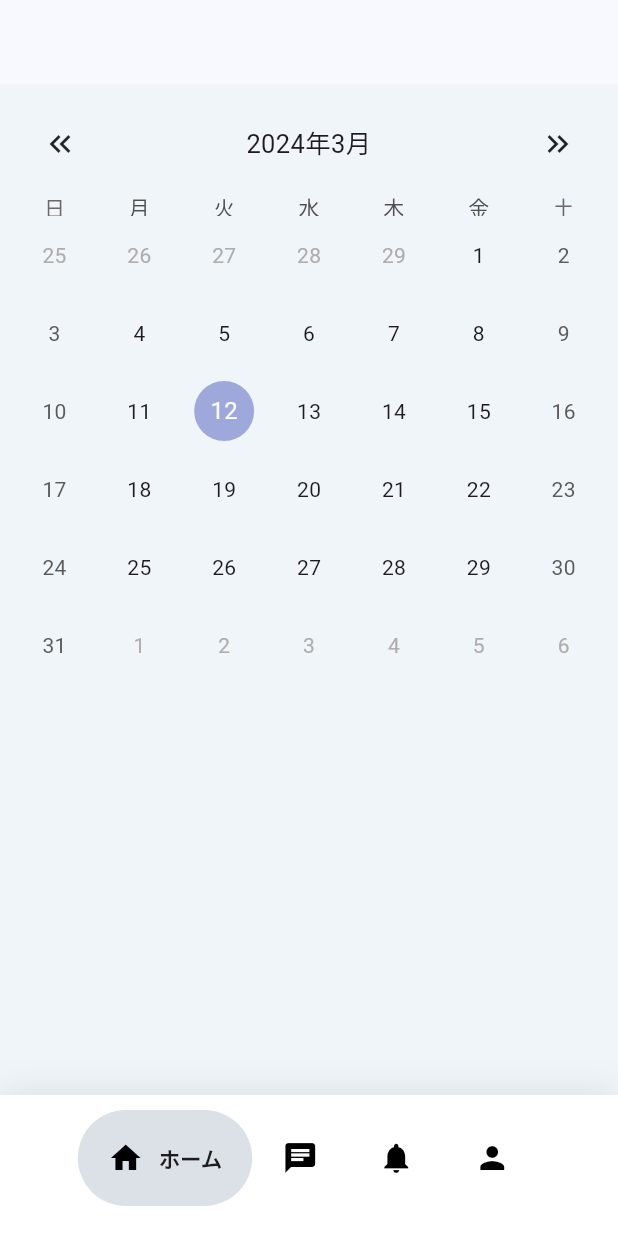
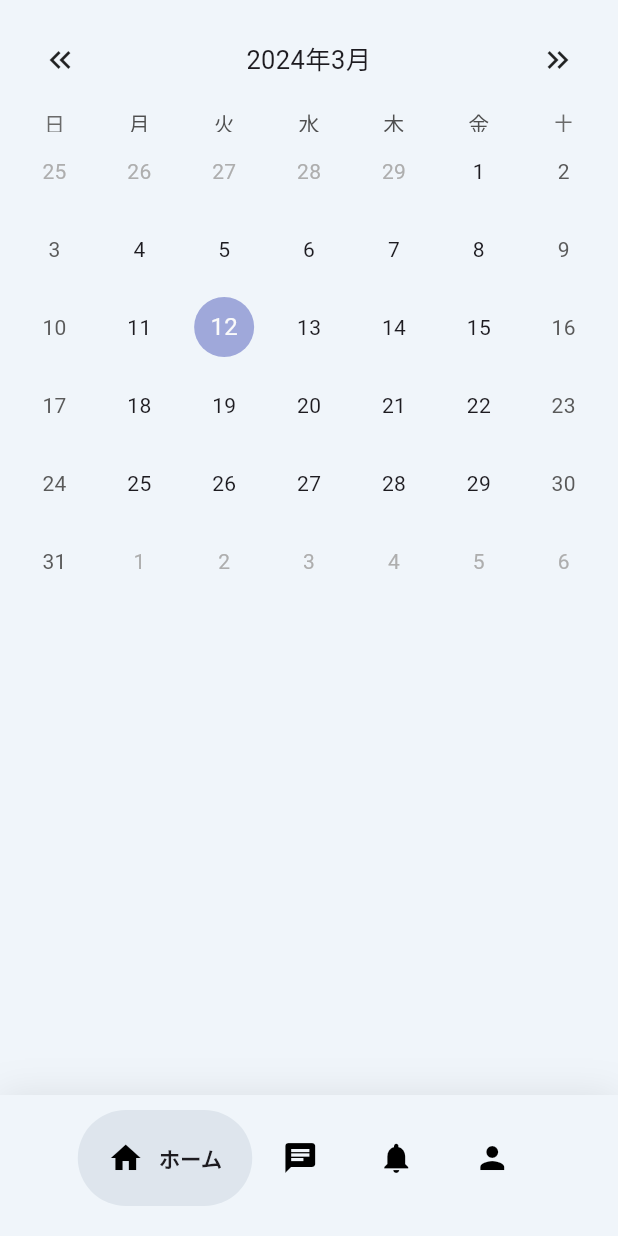
Before and after one commit to KTT-Projects/shine_portal, a Flutter app: the screen it shows once a user with an empty profile is signed in, on a phone screen of 412 x 824 dp. Run offline on Flutter 3.47's test engine with Material 3 defaults, Android fonts, the phone set to English and light mode, and no system bars; drawn by our look-alikes of google_nav_bar, table_calendar; our stand-ins replace firebase_auth, firebase_core, google_fonts, loading_animation_widget; accounts and stored records are empty; network calls fail.

Commit message:
change color to relative

```diff
--- a/lib/main.dart
+++ b/lib/main.dart
@@ -22,9 +22,19 @@ class MyApp extends StatelessWidget {
     return MaterialApp(
       debugShowCheckedModeBanner: false,
       theme: ThemeData(
-        colorScheme: ColorScheme.fromSeed(seedColor: const Color(0xFF3E5C79)),
+        colorScheme: ColorScheme.fromSeed(
+          seedColor: const Color(0xFF3E5C79),
+          primary: const Color(0xFF3E5C79),
+          background: const Color(0xFFF0F5FA),
+        ),
         // fontFamily: GoogleFonts.mPlus1p().fontFamily,
         textTheme: GoogleFonts.mPlus1pTextTheme(),
+      ),
+      darkTheme: ThemeData(
+        colorScheme: ColorScheme.fromSeed(
+          seedColor: const Color(0xFF3E5C79),
+          brightness: Brightness.dark,
+        ),
       ),
       home: const MainPage(),
     );
--- a/lib/pages/home_page.dart
+++ b/lib/pages/home_page.dart
@@ -34,12 +34,15 @@ class _HomePageState extends State<HomePage> {
     String userId = user.email!.replaceAll('@shine.com', '');
 
     return Scaffold(
-      appBar: AppBar(),
-      backgroundColor: Color(0xFFF0F5FA),
+      appBar: AppBar(
+        toolbarHeight: 0,
+        backgroundColor: Theme.of(context).colorScheme.background,
+      ),
+      backgroundColor: Theme.of(context).colorScheme.background,
       body: pages[_selectedIndex],
       bottomNavigationBar: Container(
-        decoration: BoxDecoration(color: Colors.white, boxShadow: [
-          BoxShadow(blurRadius: 20, color: Colors.black.withOpacity(.1))
+        decoration: BoxDecoration(color: Theme.of(context).colorScheme.background, boxShadow: [
+          BoxShadow(blurRadius: 20, color: Theme.of(context).colorScheme.onBackground.withOpacity(.1)),
         ]),
         child: Padding(
           padding:
@@ -47,7 +50,8 @@ class _HomePageState extends State<HomePage> {
           child: GNav(
             haptic: true,
             tabBorderRadius: 35,
-            tabBackgroundColor: const Color(0x2F3E5C79),
+            tabBackgroundColor: Theme.of(context).colorScheme.primary.withOpacity(.1),
+            // tabBackgroundColor: Theme.of(context).colorScheme.primaryContainer,
             duration: const Duration(milliseconds: 300),
             gap: 10,
             mainAxisAlignment: MainAxisAlignment.center,
```
